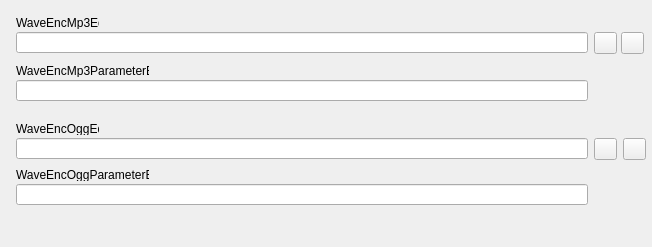
This is src/forms/SetupFrameWaveEncoderUnit.ui in Eldricos/D-Fend-Reborn as Qt 5 draws it before an edit. The edited form follows.
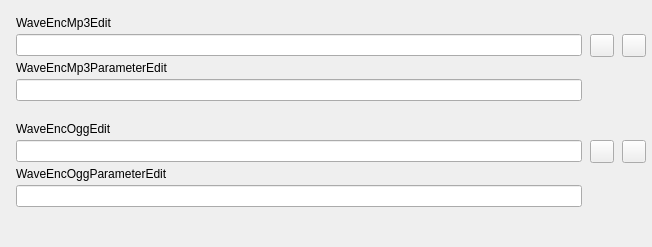
This is the edited form. Icons and pictures are not drawn.

Commit message: Program options: Qt layouts instead of fixed pixel positions

Diff of the .ui file:
```diff
--- a/src/forms/SetupFrameWaveEncoderUnit.ui
+++ b/src/forms/SetupFrameWaveEncoderUnit.ui
@@ -5,82 +5,141 @@
     <property name="geometry"><rect><x>0</x><y>0</y><width>652</width><height>247</height></rect></property>
     <property name="vclDesignWidth" stdset="0"><number>652</number></property>
     <property name="vclDesignHeight" stdset="0"><number>247</number></property>
-    <widget class="QToolButton" name="WaveEncMp3Button1">
-      <property name="geometry"><rect><x>594</x><y>32</y><width>23</width><height>22</height></rect></property>
-      <property name="vclAnchors" stdset="0"><string notr="true">akTop,akRight</string></property>
-      <property name="tag" stdset="0"><number>10</number></property>
-      <property name="icon"><iconset resource="../../resources/dfend.qrc"><normaloff>:/glyphs/92d9d1a333bceee3.png</normaloff></iconset></property>
-      <property name="iconSize"><size><width>16</width><height>16</height></size></property>
-    </widget>
-    <widget class="QToolButton" name="WaveEncMp3Button2">
-      <property name="geometry"><rect><x>621</x><y>32</y><width>23</width><height>22</height></rect></property>
-      <property name="vclAnchors" stdset="0"><string notr="true">akTop,akRight</string></property>
-      <property name="tag" stdset="0"><number>11</number></property>
-      <property name="icon"><iconset resource="../../resources/dfend.qrc"><normaloff>:/glyphs/0604c54cc06c5a09.png</normaloff></iconset></property>
-      <property name="iconSize"><size><width>16</width><height>16</height></size></property>
-    </widget>
-    <widget class="QToolButton" name="WaveEncOggButton1">
-      <property name="geometry"><rect><x>594</x><y>138</y><width>23</width><height>22</height></rect></property>
-      <property name="vclAnchors" stdset="0"><string notr="true">akTop,akRight</string></property>
-      <property name="tag" stdset="0"><number>12</number></property>
-      <property name="icon"><iconset resource="../../resources/dfend.qrc"><normaloff>:/glyphs/92d9d1a333bceee3.png</normaloff></iconset></property>
-      <property name="iconSize"><size><width>16</width><height>16</height></size></property>
-    </widget>
-    <widget class="QToolButton" name="WaveEncOggButton2">
-      <property name="geometry"><rect><x>623</x><y>138</y><width>23</width><height>22</height></rect></property>
-      <property name="vclAnchors" stdset="0"><string notr="true">akTop,akRight</string></property>
-      <property name="tag" stdset="0"><number>13</number></property>
-      <property name="icon"><iconset resource="../../resources/dfend.qrc"><normaloff>:/glyphs/0604c54cc06c5a09.png</normaloff></iconset></property>
-      <property name="iconSize"><size><width>16</width><height>16</height></size></property>
-    </widget>
-    <widget class="QLineEdit" name="WaveEncMp3Edit">
-      <property name="geometry"><rect><x>16</x><y>32</y><width>572</width><height>21</height></rect></property>
-      <property name="vclAnchors" stdset="0"><string notr="true">akLeft,akTop,akRight</string></property>
-    </widget>
+    <layout class="QVBoxLayout" name="SetupFrameWaveEncoder_Layout" stretch="0,0,0,1">
+      <property name="leftMargin"><number>16</number></property>
+      <property name="topMargin"><number>16</number></property>
+      <property name="rightMargin"><number>6</number></property>
+      <property name="bottomMargin"><number>8</number></property>
+      <property name="spacing"><number>0</number></property>
+      <item>
+        <layout class="QGridLayout" name="SetupFrameWaveEncoder_Section1" columnstretch="0,1,0,0">
+          <property name="leftMargin"><number>0</number></property>
+          <property name="topMargin"><number>0</number></property>
+          <property name="rightMargin"><number>0</number></property>
+          <property name="bottomMargin"><number>0</number></property>
+          <property name="horizontalSpacing"><number>8</number></property>
+          <property name="verticalSpacing"><number>4</number></property>
+          <item row="0" column="0" colspan="2">
     <widget class="QLabel" name="WaveEncMp3Edit_EditLabel">
-      <property name="geometry"><rect><x>16</x><y>16</y><width>83</width><height>13</height></rect></property>
       <property name="text"><string>WaveEncMp3Edit</string></property>
       <property name="textFormat"><enum>Qt::PlainText</enum></property>
       <property name="vclAutoSize" stdset="0"><bool>true</bool></property>
       <property name="vclFocusControl" stdset="0"><string notr="true">WaveEncMp3Edit</string></property>
       <property name="vclLabeledEditOf" stdset="0"><string notr="true">WaveEncMp3Edit</string></property>
     </widget>
-    <widget class="QLineEdit" name="WaveEncOggEdit">
-      <property name="geometry"><rect><x>16</x><y>138</y><width>572</width><height>21</height></rect></property>
-      <property name="vclAnchors" stdset="0"><string notr="true">akLeft,akTop,akRight</string></property>
-    </widget>
-    <widget class="QLabel" name="WaveEncOggEdit_EditLabel">
-      <property name="geometry"><rect><x>16</x><y>122</y><width>83</width><height>13</height></rect></property>
-      <property name="text"><string>WaveEncOggEdit</string></property>
-      <property name="textFormat"><enum>Qt::PlainText</enum></property>
-      <property name="vclAutoSize" stdset="0"><bool>true</bool></property>
-      <property name="vclFocusControl" stdset="0"><string notr="true">WaveEncOggEdit</string></property>
-      <property name="vclLabeledEditOf" stdset="0"><string notr="true">WaveEncOggEdit</string></property>
-    </widget>
-    <widget class="QLineEdit" name="WaveEncMp3ParameterEdit">
-      <property name="geometry"><rect><x>16</x><y>80</y><width>572</width><height>21</height></rect></property>
-      <property name="vclAnchors" stdset="0"><string notr="true">akLeft,akTop,akRight</string></property>
-    </widget>
+          </item>
+          <item row="1" column="0" colspan="2">
+            <widget class="QLineEdit" name="WaveEncMp3Edit">
+      </widget>
+          </item>
+          <item row="1" column="2" alignment="Qt::AlignRight">
+            <widget class="QToolButton" name="WaveEncMp3Button1">
+              <property name="tag" stdset="0"><number>10</number></property>
+              <property name="icon"><iconset resource="../../resources/dfend.qrc"><normaloff>:/glyphs/92d9d1a333bceee3.png</normaloff></iconset></property>
+              <property name="iconSize"><size><width>16</width><height>16</height></size></property>
+              <property name="minimumSize"><size><width>23</width><height>0</height></size></property>
+            </widget>
+          </item>
+          <item row="1" column="3" alignment="Qt::AlignRight">
+            <widget class="QToolButton" name="WaveEncMp3Button2">
+              <property name="tag" stdset="0"><number>11</number></property>
+              <property name="icon"><iconset resource="../../resources/dfend.qrc"><normaloff>:/glyphs/0604c54cc06c5a09.png</normaloff></iconset></property>
+              <property name="iconSize"><size><width>16</width><height>16</height></size></property>
+              <property name="minimumSize"><size><width>23</width><height>0</height></size></property>
+            </widget>
+          </item>
+          <item row="2" column="0" colspan="2">
     <widget class="QLabel" name="WaveEncMp3ParameterEdit_EditLabel">
-      <property name="geometry"><rect><x>16</x><y>64</y><width>133</width><height>13</height></rect></property>
       <property name="text"><string>WaveEncMp3ParameterEdit</string></property>
       <property name="textFormat"><enum>Qt::PlainText</enum></property>
       <property name="vclAutoSize" stdset="0"><bool>true</bool></property>
       <property name="vclFocusControl" stdset="0"><string notr="true">WaveEncMp3ParameterEdit</string></property>
       <property name="vclLabeledEditOf" stdset="0"><string notr="true">WaveEncMp3ParameterEdit</string></property>
     </widget>
-    <widget class="QLineEdit" name="WaveEncOggParameterEdit">
-      <property name="geometry"><rect><x>16</x><y>184</y><width>572</width><height>21</height></rect></property>
-      <property name="vclAnchors" stdset="0"><string notr="true">akLeft,akTop,akRight</string></property>
-    </widget>
+          </item>
+          <item row="3" column="0" colspan="2">
+            <widget class="QLineEdit" name="WaveEncMp3ParameterEdit">
+      </widget>
+          </item>
+          <item row="0" column="1">
+            <spacer name="SetupFrameWaveEncoder_Section1_HFill">
+              <property name="orientation"><enum>Qt::Horizontal</enum></property>
+              <property name="sizeHint" stdset="0"><size><width>0</width><height>0</height></size></property>
+            </spacer>
+          </item>
+        </layout>
+      </item>
+      <item>
+        <spacer name="SetupFrameWaveEncoder_Gap1">
+          <property name="orientation"><enum>Qt::Vertical</enum></property>
+          <property name="sizeType"><enum>QSizePolicy::Fixed</enum></property>
+          <property name="sizeHint" stdset="0"><size><width>0</width><height>21</height></size></property>
+        </spacer>
+      </item>
+      <item>
+        <layout class="QGridLayout" name="SetupFrameWaveEncoder_Section2" columnstretch="0,1,0,0">
+          <property name="leftMargin"><number>0</number></property>
+          <property name="topMargin"><number>0</number></property>
+          <property name="rightMargin"><number>0</number></property>
+          <property name="bottomMargin"><number>0</number></property>
+          <property name="horizontalSpacing"><number>8</number></property>
+          <property name="verticalSpacing"><number>4</number></property>
+          <item row="0" column="0" colspan="2">
+            <widget class="QLabel" name="WaveEncOggEdit_EditLabel">
+              <property name="text"><string>WaveEncOggEdit</string></property>
+              <property name="textFormat"><enum>Qt::PlainText</enum></property>
+              <property name="vclFocusControl" stdset="0"><string notr="true">WaveEncOggEdit</string></property>
+              <property name="vclLabeledEditOf" stdset="0"><string notr="true">WaveEncOggEdit</string></property>
+            </widget>
+          </item>
+          <item row="1" column="0" colspan="2">
+            <widget class="QLineEdit" name="WaveEncOggEdit">
+      </widget>
+          </item>
+          <item row="1" column="2" alignment="Qt::AlignRight">
+            <widget class="QToolButton" name="WaveEncOggButton1">
+              <property name="tag" stdset="0"><number>12</number></property>
+              <property name="icon"><iconset resource="../../resources/dfend.qrc"><normaloff>:/glyphs/92d9d1a333bceee3.png</normaloff></iconset></property>
+              <property name="iconSize"><size><width>16</width><height>16</height></size></property>
+              <property name="minimumSize"><size><width>23</width><height>0</height></size></property>
+            </widget>
+          </item>
+          <item row="1" column="3" alignment="Qt::AlignRight">
+            <widget class="QToolButton" name="WaveEncOggButton2">
+              <property name="tag" stdset="0"><number>13</number></property>
+              <property name="icon"><iconset resource="../../resources/dfend.qrc"><normaloff>:/glyphs/0604c54cc06c5a09.png</normaloff></iconset></property>
+              <property name="iconSize"><size><width>16</width><height>16</height></size></property>
+              <property name="minimumSize"><size><width>23</width><height>0</height></size></property>
+            </widget>
+          </item>
+          <item row="2" column="0" colspan="2">
     <widget class="QLabel" name="WaveEncOggParameterEdit_EditLabel">
-      <property name="geometry"><rect><x>16</x><y>168</y><width>133</width><height>13</height></rect></property>
       <property name="text"><string>WaveEncOggParameterEdit</string></property>
       <property name="textFormat"><enum>Qt::PlainText</enum></property>
       <property name="vclAutoSize" stdset="0"><bool>true</bool></property>
       <property name="vclFocusControl" stdset="0"><string notr="true">WaveEncOggParameterEdit</string></property>
       <property name="vclLabeledEditOf" stdset="0"><string notr="true">WaveEncOggParameterEdit</string></property>
     </widget>
+          </item>
+          <item row="3" column="0" colspan="2">
+            <widget class="QLineEdit" name="WaveEncOggParameterEdit">
+      </widget>
+          </item>
+          <item row="0" column="1">
+            <spacer name="SetupFrameWaveEncoder_Section2_HFill">
+              <property name="orientation"><enum>Qt::Horizontal</enum></property>
+              <property name="sizeHint" stdset="0"><size><width>0</width><height>0</height></size></property>
+            </spacer>
+          </item>
+        </layout>
+      </item>
+      <item>
+        <spacer name="SetupFrameWaveEncoder_VFill">
+          <property name="orientation"><enum>Qt::Vertical</enum></property>
+          <property name="sizeHint" stdset="0"><size><width>0</width><height>0</height></size></property>
+        </spacer>
+      </item>
+    </layout>
   </widget>
   <tabstops>
     <tabstop>WaveEncMp3Edit</tabstop>
```
Left out of the diff: 9 changed lines with no effect on the pictures. Lines whose indentation alone changed are shown as unchanged. The commit also changes 51 other files.
